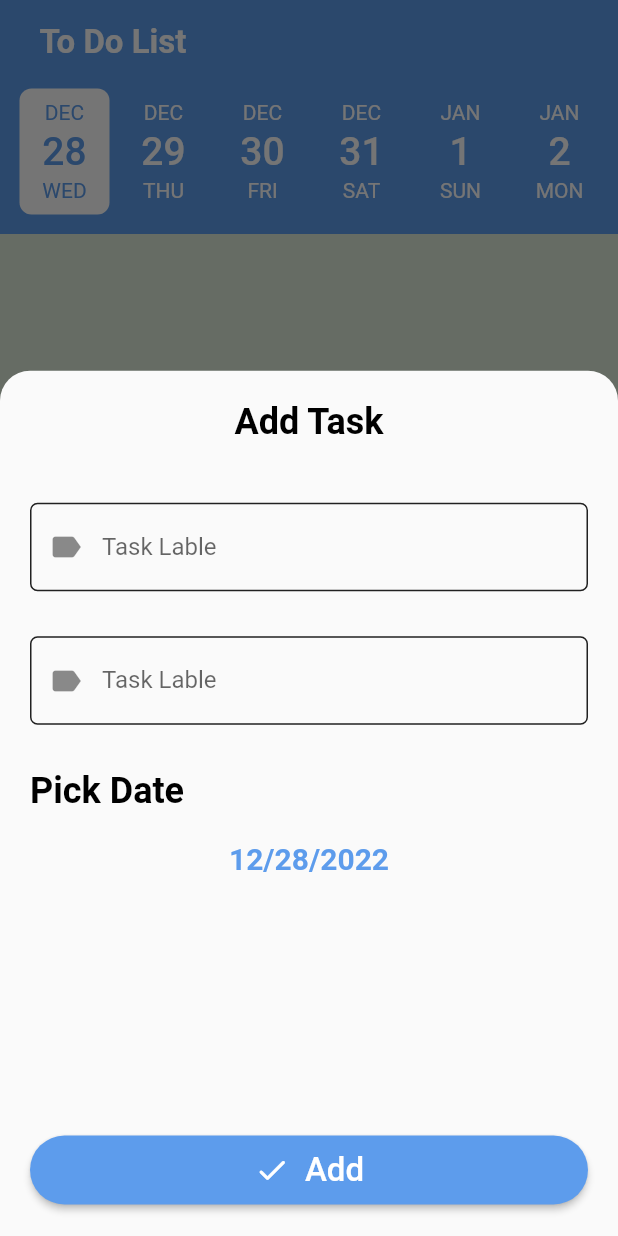
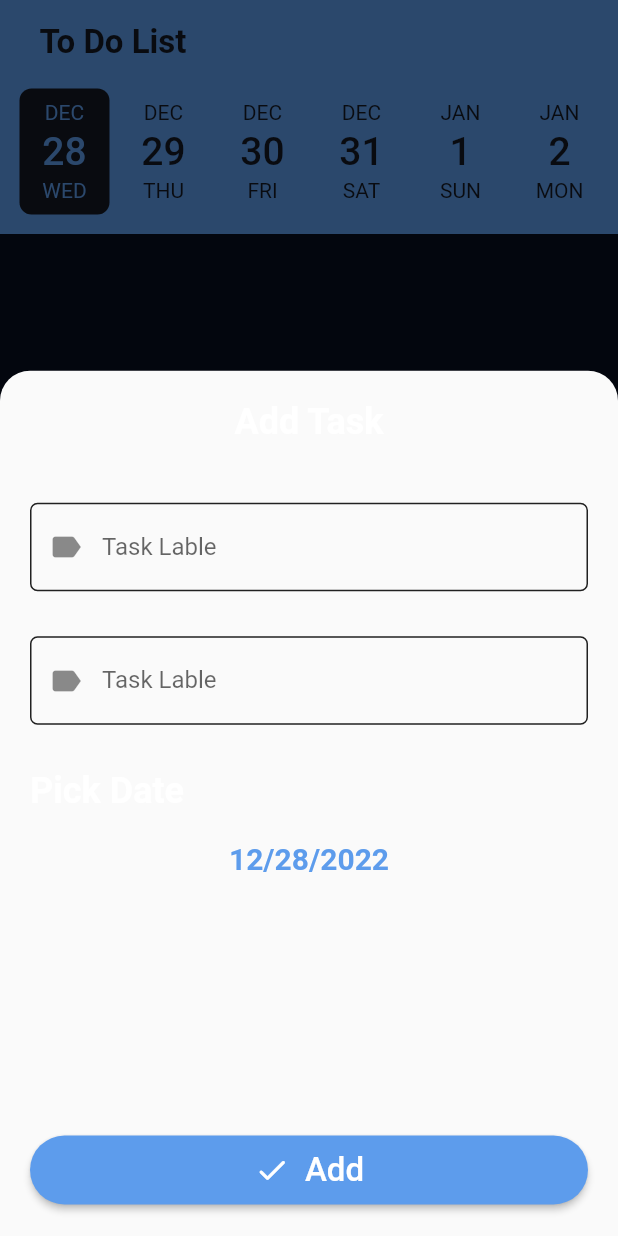
Before and after one commit to john-safwat/ToDo, a Flutter app: the screen it shows after launch, after a tap on the "add" icon, on a phone screen of 412 x 824 dp. Run offline on Flutter 3.47's test engine with Material 2 defaults, Android fonts, the phone set to English and light mode, and no system bars; drawn by our look-alikes of date_picker_timeline; our stand-ins replace animated_splash_screen, cloud_firestore, firebase_core, flutter_slidable, shared_preferences; missing offline and left inert: day_night_switcher; accounts and stored records are empty.

Commit message:
end the app

```diff
--- a/lib/Ui/Taps/TaskWidget.dart
+++ b/lib/Ui/Taps/TaskWidget.dart
@@ -64,7 +64,7 @@ class TaskWidget extends StatelessWidget {
           child: Container(
             padding:const EdgeInsets.all(15),
             decoration: BoxDecoration(
-              color: themes.isdark() ? MyTheme.LightBlack : Colors.white,
+              color: themes.isdark()? MyTheme.LightBlack : Colors.white,
               borderRadius: BorderRadius.circular(10),
             ),
             height: 110,
--- /dev/null
+++ b/lib/Ui/spalshScreen.dart
@@ -0,0 +1,28 @@
+import 'package:code/Theme/MyTheme.dart';
+import 'package:flutter/material.dart';
+import 'package:provider/provider.dart';
+import 'package:code/provider/themeprovider.dart';
+
+class SplashScreen extends StatelessWidget {
+  static const String routeName = "//";
+  @override
+  Widget build(BuildContext context) {
+    var mq = MediaQuery.of(context).size;
+    themeprovider themes = Provider.of<themeprovider>(context);
+    return Container(
+      height: double.infinity,
+      width: double.infinity,
+      child: Scaffold(
+        backgroundColor: themes.isdark()? MyTheme.DarkBlue : MyTheme.Cyan,
+        body: Column(
+          mainAxisAlignment: MainAxisAlignment.spaceBetween,
+          children: [
+            Container(),
+            Image.asset('assets/images/logo.png'),
+            Image.asset('assets/images/name.png'),
+          ],
+        ),
+      ),
+    );
+  }
+}
--- a/lib/main.dart
+++ b/lib/main.dart
@@ -1,10 +1,13 @@
+import 'package:animated_splash_screen/animated_splash_screen.dart';
 import 'package:code/Theme/MyTheme.dart';
 import 'package:code/Ui/HomeScreen.dart';
 import 'package:code/Ui/Taps/edittaskscreen.dart';
+import 'package:code/Ui/spalshScreen.dart';
 import 'package:code/provider/themeprovider.dart';
 import 'package:flutter/material.dart';
 import 'package:firebase_core/firebase_core.dart';
 import 'package:provider/provider.dart';
+import 'package:shared_preferences/shared_preferences.dart';
 import 'firebase_options.dart';
 
 void main () async{
@@ -21,19 +24,36 @@ void main () async{
 }
 
 class MyApp extends StatelessWidget {
+  late themeprovider themes ;
   @override
   Widget build(BuildContext context) {
-    var themes = Provider.of<themeprovider>(context).theme;
+    themes = Provider.of<themeprovider>(context);
+    getvalueFromShared(context);
     return MaterialApp(
       debugShowCheckedModeBanner: false,
       routes: {
         EditTaskScreen.routeName:(_) => EditTaskScreen(),
         HomeScreen.routeName : (_) => HomeScreen(),
+        SplashScreen.routeName :(_) => SplashScreen(),
       },
-        initialRoute: HomeScreen.routeName,
+      home: AnimatedSplashScreen(
+          duration: 3000,
+          splash: SplashScreen(),
+          nextScreen: HomeScreen(),
+          splashTransition: SplashTransition.fadeTransition,
+          splashIconSize: double.infinity,
+      ),
       theme: MyTheme.LightTheme,
       darkTheme: MyTheme.DarkTheme,
-        themeMode: themes,
+      themeMode: themes.theme,
     );
   }
+  getvalueFromShared(BuildContext context) async {
+    final pref = await SharedPreferences.getInstance();
+    if(pref.getString("theme") == "Light"){
+      themes.chagetheme(ThemeMode.light);
+    }else {
+      themes.chagetheme(ThemeMode.dark);
     }
+  }
+}
--- a/lib/provider/themeprovider.dart
+++ b/lib/provider/themeprovider.dart
@@ -1,10 +1,14 @@
 import 'package:flutter/cupertino.dart';
 import 'package:flutter/material.dart';
+import 'package:shared_preferences/shared_preferences.dart';
 
 class themeprovider extends ChangeNotifier {
   ThemeMode theme = ThemeMode.light;
-  void chagetheme (ThemeMode themeMode){
+  void chagetheme (ThemeMode themeMode) async {
+    if (themeMode == theme) {return;}
+    final pref = await SharedPreferences.getInstance();
     theme = themeMode ;
+    await pref.setString("theme", isdark()?"Dark":"Light");
     notifyListeners();
   }
   bool isdark (){
```
Also changed, not shown: lib/Ui/Taps/Settings_Tap.dart (+34 -2 lines), pubspec.yaml (+4 -4 lines), assets/images/logo.png (added), assets/images/name.png (added), pubspec.lock, 1 other file. Lines whose indentation alone changed are shown as unchanged.
